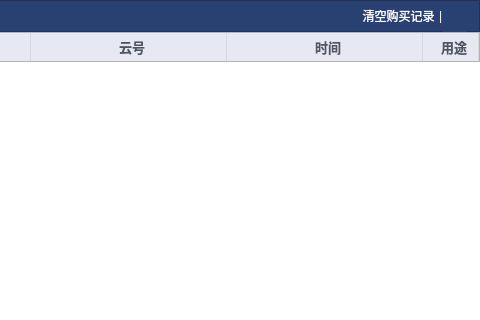
Before: the Qt Designer form activecodehistorydialog.ui in ZhouMei20220810/TEST, drawn with Qt 5; both pictures show x 160 to 640 and y 0 to 320 of the 640 by 456 pixel window.
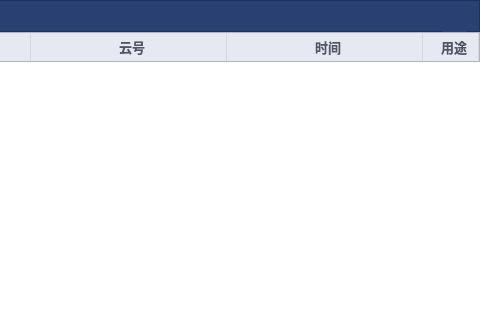
After: the same form once the commit is applied. Icons and pictures are not drawn.

The edit to the form file:
```diff
--- a/activecodehistorydialog.ui
+++ b/activecodehistorydialog.ui
@@ -300,41 +300,6 @@
         </property>
        </spacer>
       </item>
-      <item>
-       <widget class="QToolButton" name="toolBtnClearBuyHistory">
-        <property name="cursor">
-         <cursorShape>PointingHandCursor</cursorShape>
-        </property>
-        <property name="styleSheet">
-         <string notr="true">QToolButton {border:none;
-color:  rgb(255, 255, 255);
-border-radius:1px;
-padding-left:8px;
-}
-QToolButton:hover {
-color: rgb(255, 255, 255);
-border-radius:1px;
-padding-left:8px;
-}</string>
-        </property>
-        <property name="text">
-         <string>清空购买记录</string>
-        </property>
-        <property name="autoRaise">
-         <bool>true</bool>
-        </property>
-       </widget>
-      </item>
-      <item>
-       <widget class="QLabel" name="label">
-        <property name="styleSheet">
-         <string notr="true">color:white;</string>
-        </property>
-        <property name="text">
-         <string>|</string>
-        </property>
-       </widget>
-      </item>
       <item>
        <widget class="QPushButton" name="btnClose">
         <property name="minimumSize">
```
